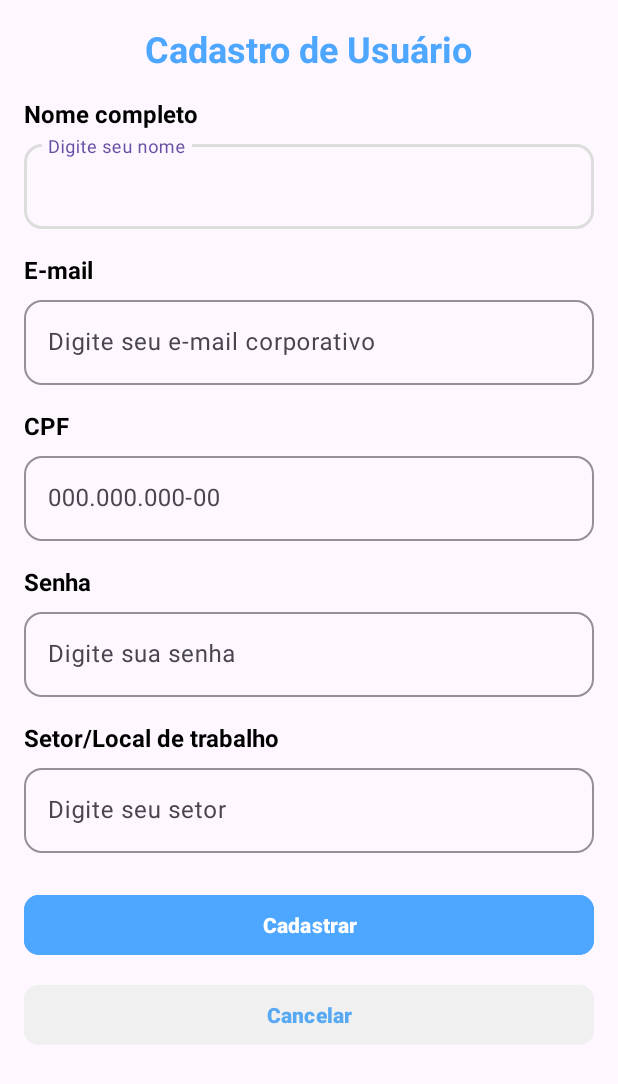
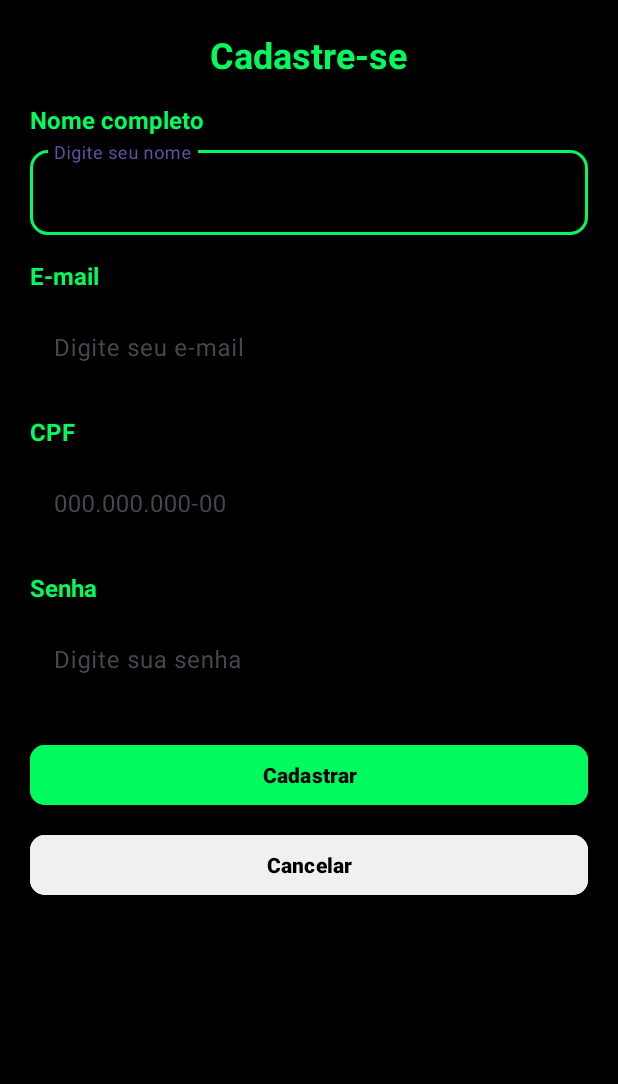
Before and after one commit to Rafildsz/Scalyou-system-n, an Android app: the CadastrarActivity screen opened directly, with no data from a screen before it, on a phone screen of 412 x 824 dp. Shown: the top 1084 px of the screen. Run offline under Robolectric (Android 15) with nearby library versions, the phone set to English and light mode, and no system bars; 1 statement that could not run was skipped.

Commit message:
Ajustando tela de cadastro e adicionando menu

```diff
--- a/app/src/main/AndroidManifest.xml
+++ b/app/src/main/AndroidManifest.xml
@@ -11,6 +11,9 @@
         android:roundIcon="@mipmap/ic_launcher_round"
         android:supportsRtl="true"
         android:theme="@style/Theme.Scalyou">
+        <activity
+            android:name=".MenuActivity"
+            android:exported="false" />
         <activity
             android:name=".CadastrarActivity"
             android:exported="false" />
--- a/app/src/main/res/layout/activity_cadastrar.xml
+++ b/app/src/main/res/layout/activity_cadastrar.xml
@@ -3,13 +3,14 @@
     xmlns:app="http://schemas.android.com/apk/res-auto"
     android:id="@+id/scrollCadastro"
     android:layout_width="match_parent"
-    android:layout_height="match_parent">
+    android:layout_height="match_parent"
+    android:background="#000000">
 
     <LinearLayout
         android:layout_width="match_parent"
         android:layout_height="wrap_content"
         android:orientation="vertical"
-        android:padding="16dp"
+        android:padding="20dp"
         android:gravity="center">
 
         <TextView
@@ -17,8 +18,8 @@
             android:layout_width="wrap_content"
             android:layout_height="wrap_content"
             android:layout_gravity="center_horizontal"
-            android:text="Cadastro de Usuário"
-            android:textColor="#4DA6FF"
+            android:text="Cadastre-se"
+            android:textColor="#01FB5E"
             android:textSize="24sp"
             android:textStyle="bold" />
 
@@ -28,7 +29,7 @@
             android:text="Nome completo"
             android:textStyle="bold"
             android:textSize="16sp"
-            android:textColor="#000000"
+            android:textColor="#01FB5E"
             android:layout_marginTop="16dp" />
 
         <com.google.android.material.textfield.TextInputLayout
@@ -40,7 +41,7 @@
             app:boxCornerRadiusTopEnd="12dp"
             app:boxCornerRadiusBottomStart="12dp"
             app:boxCornerRadiusBottomEnd="12dp"
-            app:boxStrokeColor="#DDDDDD"
+            app:boxStrokeColor="#01FB5E"
             android:layout_marginTop="4dp">
 
             <com.google.android.material.textfield.TextInputEditText
@@ -58,7 +59,7 @@
             android:text="E-mail"
             android:textStyle="bold"
             android:textSize="16sp"
-            android:textColor="#000000"
+            android:textColor="#01FB5E"
             android:layout_marginTop="16dp" />
 
         <com.google.android.material.textfield.TextInputLayout
@@ -77,7 +78,7 @@
                 android:id="@+id/inputEmail"
                 android:layout_width="match_parent"
                 android:layout_height="wrap_content"
-                android:hint="Digite seu e-mail corporativo"
+                android:hint="Digite seu e-mail"
                 android:inputType="textEmailAddress"
                 android:backgroundTint="@android:color/transparent" />
         </com.google.android.material.textfield.TextInputLayout>
@@ -88,7 +89,7 @@
             android:text="CPF"
             android:textStyle="bold"
             android:textSize="16sp"
-            android:textColor="#000000"
+            android:textColor="#01FB5E"
             android:layout_marginTop="16dp" />
 
         <com.google.android.material.textfield.TextInputLayout
@@ -118,7 +119,7 @@
             android:text="Senha"
             android:textStyle="bold"
             android:textSize="16sp"
-            android:textColor="#000000"
+            android:textColor="#01FB5E"
             android:layout_marginTop="16dp" />
 
         <com.google.android.material.textfield.TextInputLayout
@@ -142,44 +143,14 @@
                 android:backgroundTint="@android:color/transparent" />
         </com.google.android.material.textfield.TextInputLayout>
 
-        <TextView
-            android:layout_width="match_parent"
-            android:layout_height="wrap_content"
-            android:text="Setor/Local de trabalho"
-            android:textStyle="bold"
-            android:textSize="16sp"
-            android:textColor="#000000"
-            android:layout_marginTop="16dp" />
-
-        <com.google.android.material.textfield.TextInputLayout
-            android:id="@+id/editSetor"
-            android:layout_width="match_parent"
-            android:layout_height="wrap_content"
-            app:boxBackgroundMode="outline"
-            app:boxCornerRadiusTopStart="12dp"
-            app:boxCornerRadiusTopEnd="12dp"
-            app:boxCornerRadiusBottomStart="12dp"
-            app:boxCornerRadiusBottomEnd="12dp"
-            app:boxStrokeColor="#DDDDDD"
-            android:layout_marginTop="4dp">
-
-            <com.google.android.material.textfield.TextInputEditText
-                android:id="@+id/inputSetor"
-                android:layout_width="match_parent"
-                android:layout_height="wrap_content"
-                android:hint="Digite seu setor"
-                android:inputType="text"
-                android:backgroundTint="@android:color/transparent" />
-        </com.google.android.material.textfield.TextInputLayout>
-
         <Button
             android:id="@+id/btnCadastrar"
             android:layout_width="match_parent"
             android:layout_height="wrap_content"
             android:layout_marginTop="24dp"
             android:text="Cadastrar"
-            android:textColor="#FFFFFF"
-            android:backgroundTint="#4DA6FF"
+            android:textColor="#000000"
+            android:backgroundTint="#01FB5E"
             android:textStyle="bold"
             app:cornerRadius="10dp" />
 
@@ -189,7 +160,7 @@
             android:layout_height="wrap_content"
             android:layout_marginTop="12dp"
             android:text="Cancelar"
-            android:textColor="#58A9F4"
+            android:textColor="#000000"
             android:backgroundTint="#F0F0F0"
             android:textStyle="bold"
             app:cornerRadius="10dp" />
--- a/app/src/main/res/values/strings.xml
+++ b/app/src/main/res/values/strings.xml
@@ -2,4 +2,6 @@
     <string name="app_name">Scalyou</string>
     <string name="entrar">Entrar</string>
     <string name="login">Scalyou</string>
+    <string name="navigation_drawer_open">Abrir menu</string>
+    <string name="navigation_drawer_close">Fechar menu</string>
 </resources>
```
Also changed, not shown: app/src/main/java/com/example/scalyou/MenuActivity.kt (added, +50 -0 lines), app/src/main/res/layout/activity_menu.xml (added, +45 -0 lines), app/src/main/res/menu/drawer_menu.xml (added, +15 -0 lines).
